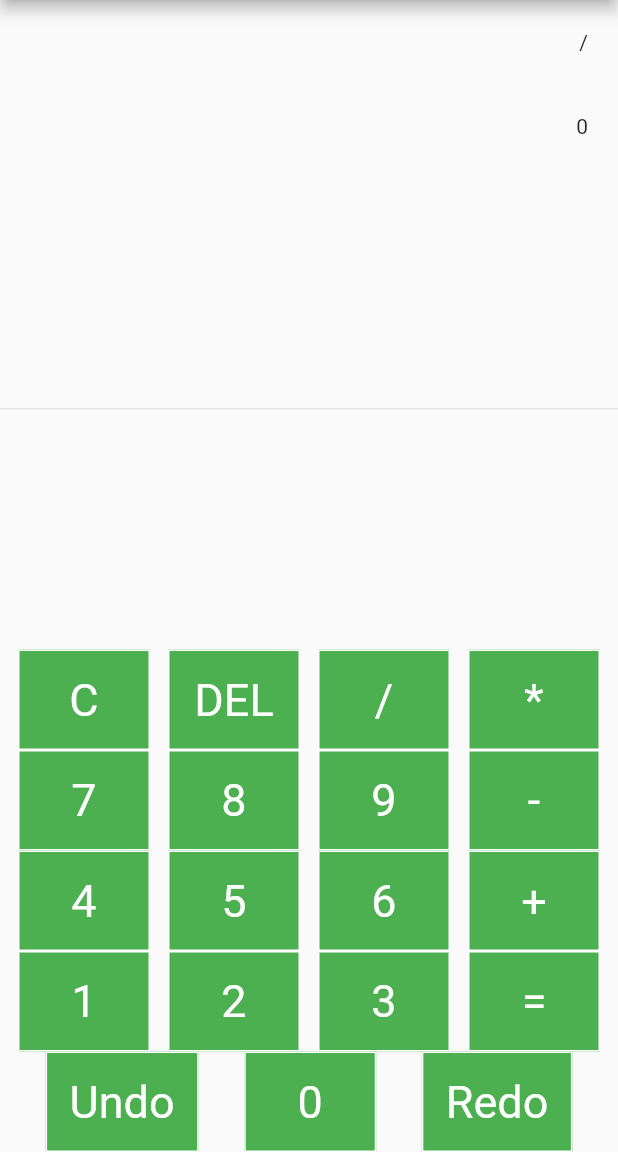
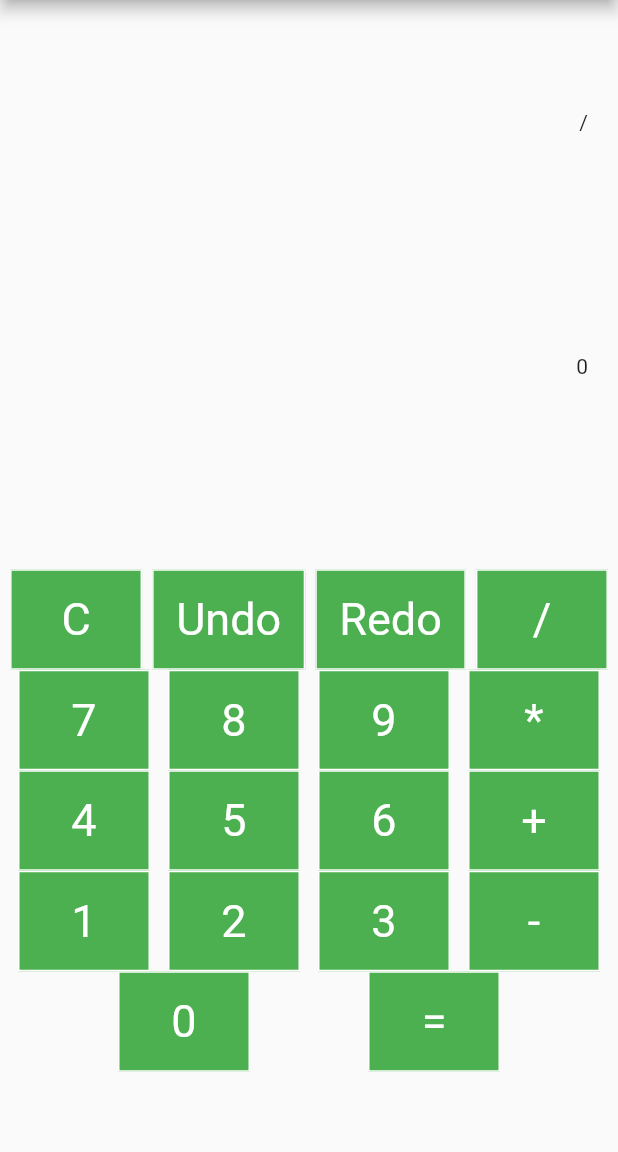
Before and after one commit to yogeshkumar24/calculator, a Flutter app: the screen it shows after launch, after a tap on an icon or button, on a phone screen of 412 x 824 dp, the part 84-1236 px from its top. Run offline on Flutter 3.47's test engine with Material 2 defaults, Android fonts, the phone set to English and light mode, and no system bars; our stand-ins replace math_expressions.

Commit message:
unnecessery code delete

```diff
--- a/lib/main.dart
+++ b/lib/main.dart
@@ -1,6 +1,5 @@
 import 'dart:collection';
 
-import 'package:calculator/stack/stack.dart';
 import 'package:flutter/material.dart';
 import 'package:math_expressions/math_expressions.dart';
 
@@ -35,6 +34,7 @@ class _SimpleCalculatorState extends State<SimpleCalculator>{
     return Scaffold(
       appBar: AppBar(title: Text('My Calculator')),
       body: Column(
+        mainAxisAlignment: MainAxisAlignment.spaceAround,
         children: <Widget>[
           Container(
             alignment: Alignment.centerRight,
@@ -46,18 +46,16 @@ class _SimpleCalculatorState extends State<SimpleCalculator>{
             padding: EdgeInsets.all(20),
             child: Text(result, ),
           ),
-          Expanded(child: Divider(),
 
-          ),
           Column(
                 children: [
                   Row(
                       mainAxisAlignment: MainAxisAlignment.spaceEvenly,
                       children: [
                         buildButton("C", ),
-                        buildButton("DEL",),
+                        buildButton("Undo",),
+                        buildButton("Redo",),
                         buildButton("/",),
-                        buildButton("*",),
                       ]
                   ),
                   Row(
@@ -66,7 +64,8 @@ class _SimpleCalculatorState extends State<SimpleCalculator>{
                         buildButton("7",),
                         buildButton("8",),
                         buildButton("9",),
-                        buildButton("-",),
+                        buildButton("*",),
+
                       ]
                   ),
                   Row(
@@ -84,15 +83,15 @@ class _SimpleCalculatorState extends State<SimpleCalculator>{
                         buildButton("1",),
                         buildButton("2",),
                         buildButton("3",),
-                        buildButton("=",),
+                        buildButton("-",),
                       ]
                   ),
                   Row(
                       mainAxisAlignment: MainAxisAlignment.spaceEvenly,
                       children: [
-                        buildButton("Undo",),
                         buildButton("0",),
-                        buildButton("Redo",),
+
+                        buildButton("=",),
                       ]
                   ),
                 ],
@@ -145,11 +144,8 @@ class _SimpleCalculatorState extends State<SimpleCalculator>{
         }
         equation = equation+element;
 
-      }else if(buttonText == "Undo"){
-
       }
-
-      else if(buttonText == "DEL"){
+      else if(buttonText == "Undo"){
         List list = equation.split("");
 
         redoStack.push(list.last);
@@ -167,7 +163,7 @@ class _SimpleCalculatorState extends State<SimpleCalculator>{
           ContextModel cm = ContextModel();
           result = "${exp.evaluate(EvaluationType.REAL, cm)}";
         }catch(e){
-          result = "error";
+          result = "Invalid format used";
         }
 
       }else {
@@ -202,6 +198,4 @@ class Stack {
   void clear() {
     _stack.clear();
   }
-
-  bool get isEmpty => _stack.isEmpty;
 }
```
Also changed, not shown: lib/stack/stack.dart (deleted, +0 -50 lines).
